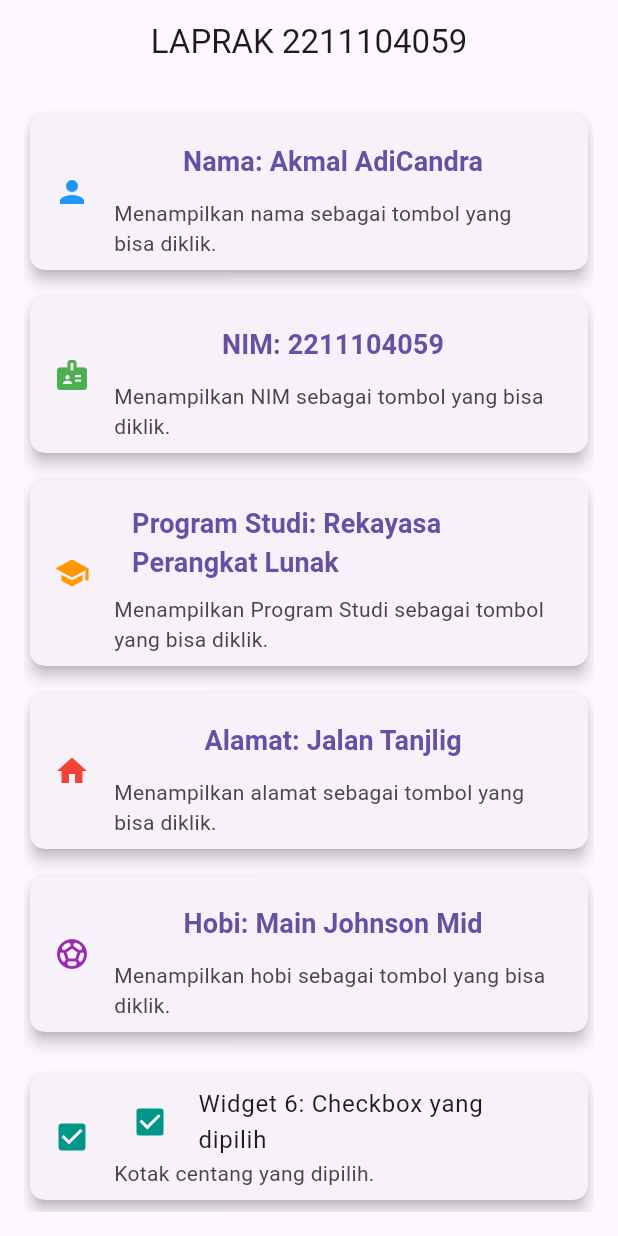
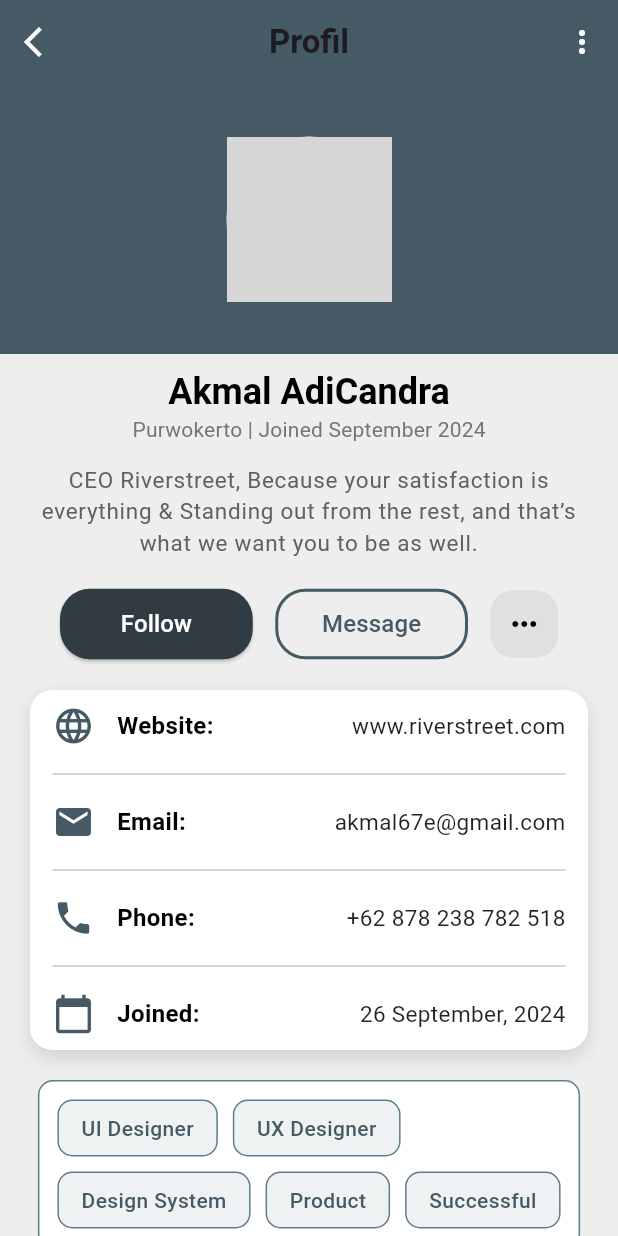
Before and after one commit to malbae/PPB_Akmal-AdiCandra_2211104059_SE06B, a Flutter app: the screen it shows after launch, on a phone screen of 412 x 824 dp. Run offline on Flutter 3.47's test engine with Material 3 defaults, Android fonts, the light colour scheme and no system bars; network calls fail; grey boxes are pictures that could not be loaded.

Commit message:
Files Upload

```diff
--- a/PPB_AkmalAdiCandra_2211104059:02_Pengenalan_Flutter:TP_02/CODING/laprakppb1/lib/main.dart
+++ b/PPB_AkmalAdiCandra_2211104059:02_Pengenalan_Flutter:TP_02/CODING/laprakppb1/lib/main.dart
@@ -1,4 +1,5 @@
 import 'package:flutter/material.dart';
+import 'package:flutter/services.dart';
 
 void main() {
   runApp(MyApp());
@@ -8,201 +9,249 @@ class MyApp extends StatelessWidget {
   @override
   Widget build(BuildContext context) {
     return MaterialApp(
-      title: '7 Widgets Example',
+      debugShowCheckedModeBanner: false,
+      title: 'Profile',
       theme: ThemeData(
-        primarySwatch: Colors.blue,
+        fontFamily: 'Roboto',
+        primarySwatch: Colors.blueGrey,
+        textTheme: TextTheme(
+          titleLarge: TextStyle(
+            fontSize: 22,
+            fontWeight: FontWeight.w600,
+            color: Colors.black,
           ),
-      home: HomeScreen(),
+          titleMedium: TextStyle(
+            fontSize: 16,
+            color: Colors.grey[500],
+            fontWeight: FontWeight.w400,
+          ),
+          bodyLarge: TextStyle(fontSize: 14, color: Colors.grey[700]),
+          bodySmall: TextStyle(fontSize: 12, color: Colors.grey[500]),
+        ),
+      ),
+      home: ProfileScreen(),
     );
   }
 }
 
-class HomeScreen extends StatelessWidget {
-  // Fungsi untuk menampilkan Snackbar
-  void showBiodataSnackBar(BuildContext context, String message) {
-    ScaffoldMessenger.of(context).showSnackBar(
-      SnackBar(
-        content: Text(message),
-        duration: Duration(seconds: 2),
-      ),
-    );
-  }
-
+class ProfileScreen extends StatelessWidget {
   @override
   Widget build(BuildContext context) {
     return Scaffold(
+      backgroundColor: Colors.grey[200],
       appBar: AppBar(
-        title: Text('LAPRAK 2211104059'),
+        backgroundColor: Colors.blueGrey[700],
+        elevation: 0,
+        title: Text('Profil'),
         centerTitle: true,
+        systemOverlayStyle: SystemUiOverlayStyle.light,
+        leading: Icon(Icons.arrow_back_ios, color: Colors.white),
+        actions: [
+          IconButton(
+            icon: Icon(Icons.more_vert, color: Colors.white),
+            onPressed: () {},
           ),
-      body: Padding(
-        padding: const EdgeInsets.all(16.0),
-        child: ListView(
+        ],
+      ),
+      body: SingleChildScrollView(
+        child: Column(
           children: [
-            // Widget 1: Nama sebagai tombol
-            Card(
-              elevation: 4,
-              shape: RoundedRectangleBorder(
-                borderRadius: BorderRadius.circular(10),
-              ),
-              child: ListTile(
-                leading: Icon(Icons.person, color: Colors.blue),
-                title: TextButton(
-                  onPressed: () {
-                    showBiodataSnackBar(context, 'Nama: Akmal AdiCandra');
-                  },
-                  child: Text(
-                    'Nama: Akmal AdiCandra',
-                    style: TextStyle(fontSize: 18, fontWeight: FontWeight.bold),
+            // Header Background
+            Container(
+              height: 180,
+              color: Colors.blueGrey[700],
+              child: Center(
+                child: CircleAvatar(
+                  radius: 55,
+                  backgroundColor: Colors.white,
+                  backgroundImage: NetworkImage(
+                    'https://3.bp.blogspot.com/-Jv3P7sKT4vc/VSed0F_2NeI/AAAAAAAAALE/7apsl216e2Q/s1600/bayi%2Blucu%2B8.jpg', // Ganti URL sesuai gambar profil
                   ),
                 ),
-                subtitle:
-                    Text('Menampilkan nama sebagai tombol yang bisa diklik.'),
               ),
             ),
             SizedBox(height: 10),
-
-            // Widget 2: NIM sebagai tombol
-            Card(
-              elevation: 4,
-              shape: RoundedRectangleBorder(
-                borderRadius: BorderRadius.circular(10),
-              ),
-              child: ListTile(
-                leading: Icon(Icons.badge, color: Colors.green),
-                title: TextButton(
-                  onPressed: () {
-                    showBiodataSnackBar(context, 'NIM: 2211104059');
-                  },
-                  child: Text(
-                    'NIM: 2211104059',
-                    style: TextStyle(fontSize: 18, fontWeight: FontWeight.bold),
+            // Username and Location
+            Text(
+              'Akmal AdiCandra',
+              style: Theme.of(context).textTheme.titleLarge!.copyWith(
+                    fontSize: 24,
+                    fontWeight: FontWeight.w600,
                   ),
             ),
-                subtitle:
-                    Text('Menampilkan NIM sebagai tombol yang bisa diklik.'),
+            Text(
+              'Purwokerto | Joined September 2024',
+              style: Theme.of(context).textTheme.titleMedium!.copyWith(
+                    fontSize: 14,
+                    color: Colors.grey[600],
                   ),
             ),
-            SizedBox(height: 10),
+            SizedBox(height: 12),
 
-            // Widget 3: Program Studi sebagai tombol
-            Card(
-              elevation: 4,
-              shape: RoundedRectangleBorder(
-                borderRadius: BorderRadius.circular(10),
+            // Bio
+            Padding(
+              padding: const EdgeInsets.symmetric(horizontal: 25.0),
+              child: Text(
+                'CEO Riverstreet, Because your satisfaction is everything & Standing out from the rest, and that’s what we want you to be as well.',
+                style: Theme.of(context).textTheme.bodyLarge!.copyWith(
+                      height: 1.4,
+                      fontSize: 15,
                     ),
-              child: ListTile(
-                leading: Icon(Icons.school, color: Colors.orange),
-                title: TextButton(
-                  onPressed: () {
-                    showBiodataSnackBar(
-                        context, 'Program Studi: Rekayasa Perangkat Lunak');
-                  },
-                  child: Text(
-                    'Program Studi: Rekayasa Perangkat Lunak',
-                    style: TextStyle(fontSize: 18, fontWeight: FontWeight.bold),
-                  ),
-                ),
-                subtitle: Text(
-                    'Menampilkan Program Studi sebagai tombol yang bisa diklik.'),
-              ),
-            ),
-            SizedBox(height: 10),
-
-            // Widget 4: Alamat sebagai tombol
-            Card(
-              elevation: 4,
-              shape: RoundedRectangleBorder(
-                borderRadius: BorderRadius.circular(10),
-              ),
-              child: ListTile(
-                leading: Icon(Icons.home, color: Colors.red),
-                title: TextButton(
-                  onPressed: () {
-                    showBiodataSnackBar(context, 'Alamat: Jalan Tanjlig');
-                  },
-                  child: Text(
-                    'Alamat: Jalan Tanjlig',
-                    style: TextStyle(fontSize: 18, fontWeight: FontWeight.bold),
-                  ),
-                ),
-                subtitle:
-                    Text('Menampilkan alamat sebagai tombol yang bisa diklik.'),
-              ),
-            ),
-            SizedBox(height: 10),
-
-            // Widget 5: Hobi sebagai tombol
-            Card(
-              elevation: 4,
-              shape: RoundedRectangleBorder(
-                borderRadius: BorderRadius.circular(10),
-              ),
-              child: ListTile(
-                leading: Icon(Icons.sports_soccer, color: Colors.purple),
-                title: TextButton(
-                  onPressed: () {
-                    showBiodataSnackBar(context, 'Hobi: Main Johnson Mid');
-                  },
-                  child: Text(
-                    'Hobi: Main Johnson Mid',
-                    style: TextStyle(fontSize: 18, fontWeight: FontWeight.bold),
-                  ),
-                ),
-                subtitle:
-                    Text('Menampilkan hobi sebagai tombol yang bisa diklik.'),
+                textAlign: TextAlign.center,
               ),
             ),
             SizedBox(height: 20),
 
-            // Widget 6: Checkbox dengan style
-            Card(
-              elevation: 4,
-              shape: RoundedRectangleBorder(
-                borderRadius: BorderRadius.circular(10),
+            // Buttons: Follow, Message, More
+            Padding(
+              padding: const EdgeInsets.symmetric(horizontal: 40.0),
+              child: Row(
+                mainAxisAlignment: MainAxisAlignment.spaceEvenly,
+                children: [
+                  Expanded(
+                    child: ElevatedButton(
+                      style: ButtonStyle(
+                        backgroundColor: MaterialStateProperty.all<Color>(
+                            const Color.fromARGB(255, 48, 60, 66)),
+                        shape:
+                            MaterialStateProperty.all<RoundedRectangleBorder>(
+                          RoundedRectangleBorder(
+                            borderRadius: BorderRadius.circular(20.0),
                           ),
-              child: ListTile(
-                leading: Icon(Icons.check_box, color: Colors.teal),
-                title: Row(
-                  children: [
-                    Checkbox(
-                      value: true,
-                      onChanged: (bool? value) {},
-                      activeColor: Colors.teal,
                         ),
-                    SizedBox(width: 8),
+                        padding: MaterialStateProperty.all<EdgeInsets>(
+                          EdgeInsets.symmetric(vertical: 12),
+                        ),
+                      ),
+                      onPressed: () {
+                        // Aksi Follow
+                      },
+                      child: Text(
+                        'Follow',
+                        style: TextStyle(
+                          fontSize: 16,
+                          color: Colors.white,
+                        ),
+                      ),
+                    ),
+                  ),
+                  SizedBox(width: 15),
                   Expanded(
-                      child: Text('Widget 6: Checkbox yang dipilih'),
+                    child: OutlinedButton(
+                      style: ButtonStyle(
+                        side: MaterialStateProperty.all(
+                          BorderSide(color: Colors.blueGrey[700]!, width: 2),
+                        ),
+                        shape:
+                            MaterialStateProperty.all<RoundedRectangleBorder>(
+                          RoundedRectangleBorder(
+                            borderRadius: BorderRadius.circular(20.0),
+                          ),
+                        ),
+                        padding: MaterialStateProperty.all<EdgeInsets>(
+                          EdgeInsets.symmetric(vertical: 12),
+                        ),
+                      ),
+                      onPressed: () {
+                        // Aksi Message
+                      },
+                      child: Text(
+                        'Message',
+                        style: TextStyle(
+                          fontSize: 16,
+                          color: Colors.blueGrey[700],
+                        ),
+                      ),
+                    ),
+                  ),
+                  SizedBox(width: 15),
+                  Container(
+                    height: 45,
+                    width: 45,
+                    decoration: BoxDecoration(
+                      color: Colors.grey[300],
+                      borderRadius: BorderRadius.circular(15),
+                    ),
+                    child: IconButton(
+                      icon: Icon(Icons.more_horiz, color: Colors.black),
+                      onPressed: () {
+                        // Aksi More
+                      },
+                    ),
                   ),
                 ],
               ),
-                subtitle: Text('Kotak centang yang dipilih.'),
             ),
-            ),
-            SizedBox(height: 10),
 
-            // Widget 7: Switch dengan style (Tidak diubah)
-            Card(
-              elevation: 4,
-              shape: RoundedRectangleBorder(
-                borderRadius: BorderRadius.circular(10),
-              ),
-              child: ListTile(
-                leading: Icon(Icons.toggle_on, color: Colors.blue),
-                title: Row(
-                  children: [
-                    Switch(
-                      value: true,
-                      onChanged: (bool value) {},
-                      activeColor: Colors.blue,
-                    ),
-                    SizedBox(width: 8),
-                    Expanded(
-                      child: Text('Widget 7: Switch Aktif'),
+            SizedBox(height: 20),
+
+            // Information Section
+            Padding(
+              padding: const EdgeInsets.symmetric(horizontal: 20.0),
+              child: Container(
+                decoration: BoxDecoration(
+                  color: Colors.white,
+                  borderRadius: BorderRadius.circular(15),
+                  boxShadow: [
+                    BoxShadow(
+                      color: Colors.black12,
+                      blurRadius: 10,
+                      offset: Offset(0, 5),
                     ),
                   ],
                 ),
-                subtitle: Text('Tombol sakelar yang aktif.'),
+                child: Column(
+                  children: [
+                    InfoItem(
+                      icon: Icons.language,
+                      label: 'Website',
+                      value: 'www.riverstreet.com',
+                    ),
+                    Divider(thickness: 1, indent: 15, endIndent: 15),
+                    InfoItem(
+                      icon: Icons.email,
+                      label: 'Email',
+                      value: 'akmal67e@gmail.com',
+                    ),
+                    Divider(thickness: 1, indent: 15, endIndent: 15),
+                    InfoItem(
+                      icon: Icons.phone,
+                      label: 'Phone',
+                      value: '+62 878 238 782 518',
+                    ),
+                    Divider(thickness: 1, indent: 15, endIndent: 15),
+                    InfoItem(
+                      icon: Icons.calendar_today,
+                      label: 'Joined',
+                      value: '26 September, 2024',
+                    ),
+                  ],
+                ),
+              ),
+            ),
+            SizedBox(height: 20),
+
+            // Skills with Box Border
+            Padding(
+              padding: const EdgeInsets.symmetric(horizontal: 10.0),
+              child: Container(
+                padding: EdgeInsets.all(12),
+                decoration: BoxDecoration(
+                  color: Colors.white,
+                  borderRadius: BorderRadius.circular(10),
+                  border: Border.all(color: Colors.blueGrey, width: 1),
+                ),
+                child: Wrap(
+                  spacing: 10,
+                  runSpacing: 10,
+                  children: [
+                    SkillTag('UI Designer'),
+                    SkillTag('UX Designer'),
+                    SkillTag('Design System'),
+                    SkillTag('Product'),
+                    SkillTag('Successful'),
+                  ],
+                ),
               ),
             ),
           ],
@@ -211,3 +260,63 @@ class HomeScreen extends StatelessWidget {
     );
   }
 }
+
+class InfoItem extends StatelessWidget {
+  final IconData icon;
+  final String label;
+  final String value;
+
+  InfoItem({required this.icon, required this.label, required this.value});
+
+  @override
+  Widget build(BuildContext context) {
+    return Padding(
+      padding: const EdgeInsets.symmetric(horizontal: 15.0, vertical: 10.0),
+      child: Row(
+        children: [
+          Icon(icon, color: Colors.blueGrey[700], size: 28),
+          SizedBox(width: 15),
+          Text(
+            '$label:',
+            style: TextStyle(
+              fontWeight: FontWeight.w600,
+              fontSize: 16,
+              color: Colors.black,
+            ),
+          ),
+          Spacer(),
+          Text(
+            value,
+            style: TextStyle(fontSize: 15, color: Colors.black87),
+          ),
+        ],
+      ),
+    );
+  }
+}
+
+class SkillTag extends StatelessWidget {
+  final String label;
+
+  SkillTag(this.label);
+
+  @override
+  Widget build(BuildContext context) {
+    return Container(
+      padding: EdgeInsets.symmetric(horizontal: 15, vertical: 8),
+      decoration: BoxDecoration(
+        color: Colors.blueGrey.withOpacity(0.1),
+        borderRadius: BorderRadius.circular(10),
+        border: Border.all(color: Colors.blueGrey),
+      ),
+      child: Text(
+        label,
+        style: TextStyle(
+          color: Colors.blueGrey[700],
+          fontSize: 14,
+          fontWeight: FontWeight.w500,
+        ),
+      ),
+    );
+  }
+}
```
Also changed, not shown: 2 other files. Lines whose indentation alone changed are shown as unchanged.
